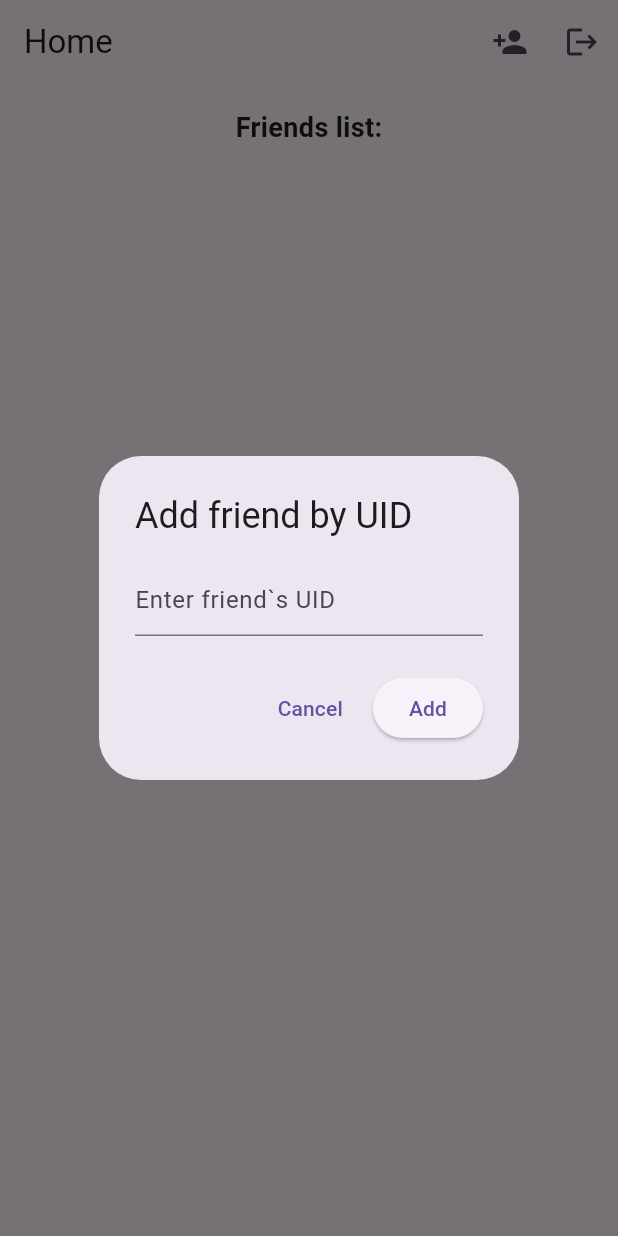
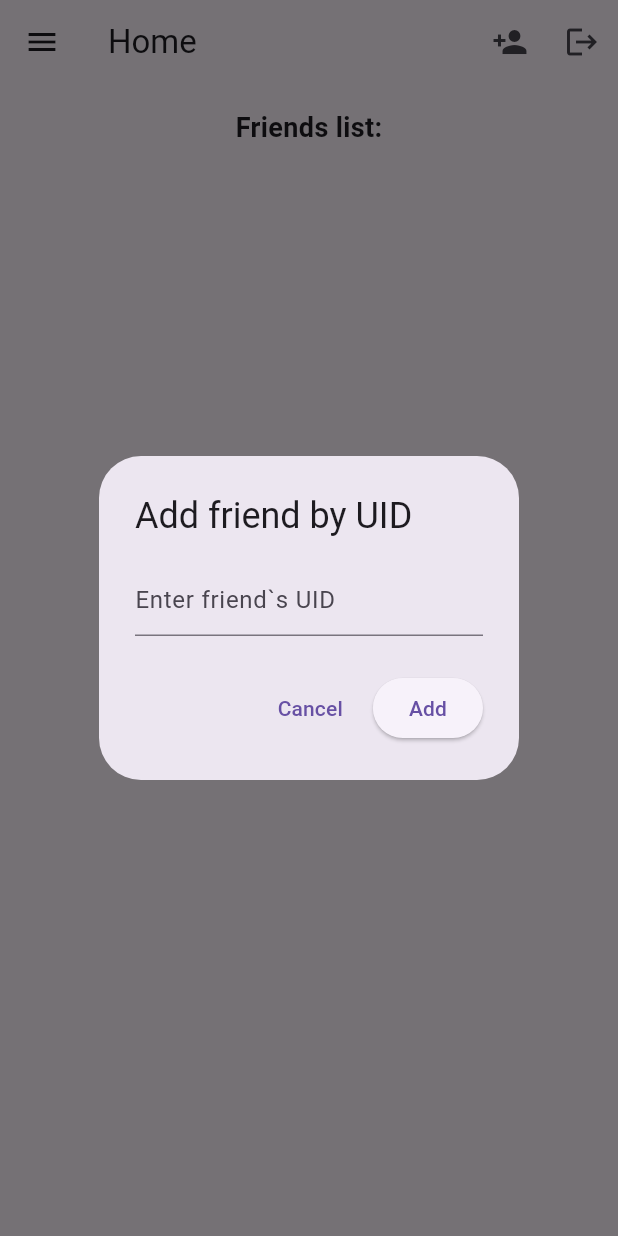
Before and after one commit to Viktorjob/Nexi, a Flutter app: the HomeScreen screen opened directly with empty values, after a tap on the "person add" icon, on a phone screen of 412 x 824 dp. Run offline on Flutter 3.47's test engine with Material 3 defaults, Android fonts, the light colour scheme and no system bars; our stand-ins replace bloc, firebase_auth, firebase_core, firebase_database, flutter_bloc, freezed_annotation; missing offline and left inert: firebase_app_check; accounts and stored records are empty; generated files the repository leaves out were written again.

Commit message:
version 1.0.5

```diff
--- /dev/null
+++ b/lib/api_keys.dart
@@ -0,0 +1 @@
+const String apiKey = 'sk-1e839ae140b24a42b90075b429d2c0e1';
--- /dev/null
+++ b/lib/menu_drawer/menu_drawer.dart
@@ -0,0 +1,58 @@
+import 'package:flutter/material.dart';
+import 'package:flutter/services.dart';
+
+class AppDrawer extends StatelessWidget {
+  final String uid;
+
+  const AppDrawer({super.key, required this.uid});
+
+  void _copyUid(BuildContext context) {
+    Clipboard.setData(ClipboardData(text: uid));
+    ScaffoldMessenger.of(context).showSnackBar(
+      SnackBar(content: Text('UID скопирован: $uid')),
+    );
+  }
+
+  @override
+  Widget build(BuildContext context) {
+    return Drawer(
+      child: ListView(
+        padding: EdgeInsets.zero,
+        children: <Widget>[
+      DrawerHeader(
+      decoration: const BoxDecoration(color: Colors.blue),
+      margin: EdgeInsets.zero,
+      padding: EdgeInsets.zero,
+      child: SizedBox(
+        height: 200,
+            child: Column(
+              mainAxisAlignment: MainAxisAlignment.center,
+              children: [
+                const CircleAvatar(
+                  radius: 40,
+                  backgroundColor: Colors.white,
+                  child: Icon(Icons.person, size: 40, color: Colors.blue),
+                ),
+                const SizedBox(height: 12),
+                Text("Your UID. Tap to copy"),
+                const SizedBox(height: 12),
+                GestureDetector(
+                  onTap: () => _copyUid(context),
+                  child: Text(
+                    uid,
+                    style: const TextStyle(
+                      color: Colors.white,
+                      fontSize: 16,
+                      decoration: TextDecoration.underline,
+                    ),
+                  ),
+                ),
+              ],
+            ),
+          ),
+         ),
+        ],
+      ),
+    );
+  }
+}
--- a/lib/ui/screens_messenger/HomeScreen.dart
+++ b/lib/ui/screens_messenger/HomeScreen.dart
@@ -3,6 +3,7 @@ import 'dart:async';
 import 'package:firebase_database/firebase_database.dart';
 import 'package:flutter/material.dart';
 import 'package:firebase_auth/firebase_auth.dart';
+import 'package:nexi/menu_drawer/menu_drawer.dart';
 import 'package:nexi/ui/function/friends_service.dart';
 import 'package:nexi/ui/screens_messenger/screen_delete_friends.dart';
 import 'package:nexi/ui/screens_messenger/screen_dialog.dart';
@@ -77,10 +78,11 @@ class _HomeScreenState extends State<HomeScreen> {
 
   @override
   Widget build(BuildContext context) {
+
     return Scaffold(
       appBar: AppBar(
         title: const Text('Home'),
-        automaticallyImplyLeading: false,
+        automaticallyImplyLeading: true,
         actions: [
           IconButton(
             icon: const Icon(Icons.person_add),
@@ -92,6 +94,7 @@ class _HomeScreenState extends State<HomeScreen> {
           ),
         ],
       ),
+      drawer: AppDrawer(uid: widget.user.uid),
       body: Column(
         children: [
           const SizedBox(height: 16),
```
Also changed, not shown: lib/ai_intelligent/function/function_ai.dart (added, +31 -0 lines), lib/ai_intelligent/screen/ai_screen.dart (added, +120 -0 lines), lib/ui/screens_messenger/screen_dialog.dart (+17 -1 lines), 1 other file.
